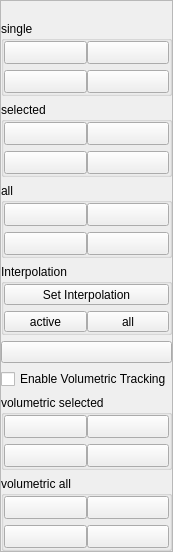
Above: src/ui/ui-files/WizardDigitizationFrame.ui from XROMMPackages/xmalab before the change. Below: the same form after it.
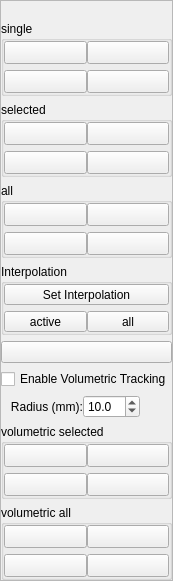
That is the form after the change. Icons and pictures are not drawn.

Commit message: Optimize 3D Volumetric Tracking and update UI

Patch:
```diff
--- a/src/ui/ui-files/WizardDigitizationFrame.ui
+++ b/src/ui/ui-files/WizardDigitizationFrame.ui
@@ -490,6 +490,58 @@
     </widget>
    </item>
    <item row="8" column="0" colspan="2">
+    <layout class="QHBoxLayout" name="horizontalLayout_VolumetricRadius">
+     <item>
+      <widget class="QLabel" name="label_VolumetricSearchArea">
+       <property name="text">
+        <string>   Radius (mm):</string>
+       </property>
+       <property name="visible">
+        <bool>false</bool>
+       </property>
+      </widget>
+     </item>
+     <item>
+      <widget class="QDoubleSpinBox" name="doubleSpinBox_VolumetricSearchArea">
+       <property name="toolTip">
+        <string>3D search radius in millimeters. This should be set to the maximum physical distance a marker might move between two consecutive frames</string>
+       </property>
+       <property name="decimals">
+        <number>1</number>
+       </property>
+       <property name="minimum">
+        <double>0.1000000000000</double>
+       </property>
+       <property name="maximum">
+        <double>200.0000000000000</double>
+       </property>
+       <property name="singleStep">
+        <double>0.5000000000000</double>
+       </property>
+       <property name="value">
+        <double>10.0000000000000</double>
+       </property>
+       <property name="visible">
+        <bool>false</bool>
+       </property>
+      </widget>
+     </item>
+     <item>
+      <spacer name="horizontalSpacer_VolumetricRadius">
+       <property name="orientation">
+        <enum>Qt::Horizontal</enum>
+       </property>
+       <property name="sizeHint" stdset="0">
+        <size>
+         <width>40</width>
+         <height>20</height>
+        </size>
+       </property>
+      </spacer>
+     </item>
+    </layout>
+   </item>
+   <item row="9" column="0" colspan="2">
     <widget class="QGroupBox" name="groupBox_VolumetricSelected">
      <property name="sizePolicy">
       <sizepolicy hsizetype="Preferred" vsizetype="Preferred">
@@ -584,7 +636,7 @@
      </layout>
     </widget>
    </item>
-   <item row="9" column="0" colspan="2">
+   <item row="10" column="0" colspan="2">
     <widget class="QGroupBox" name="groupBox_VolumetricAll">
      <property name="sizePolicy">
       <sizepolicy hsizetype="Preferred" vsizetype="Preferred">
```
Left out of the diff: 2 changed lines with no effect on the pictures. The commit also changes 5 other files.
